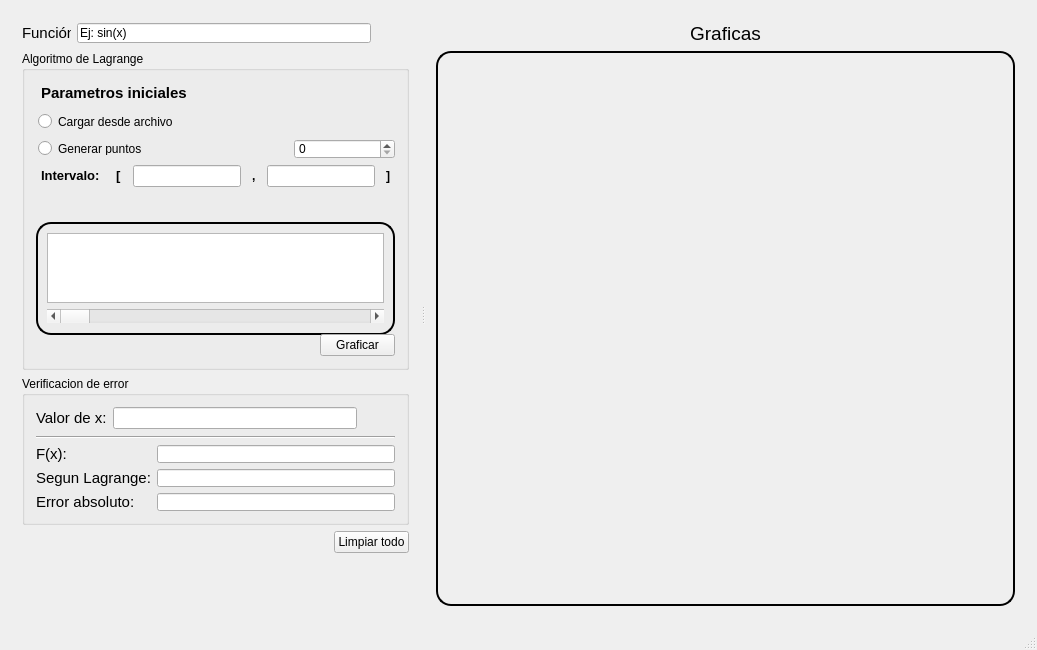
The window that AproximacionFunciones/interfaz.ui (dafer154/AproximacionFunciones) describes before a commit, drawn with Qt 5.
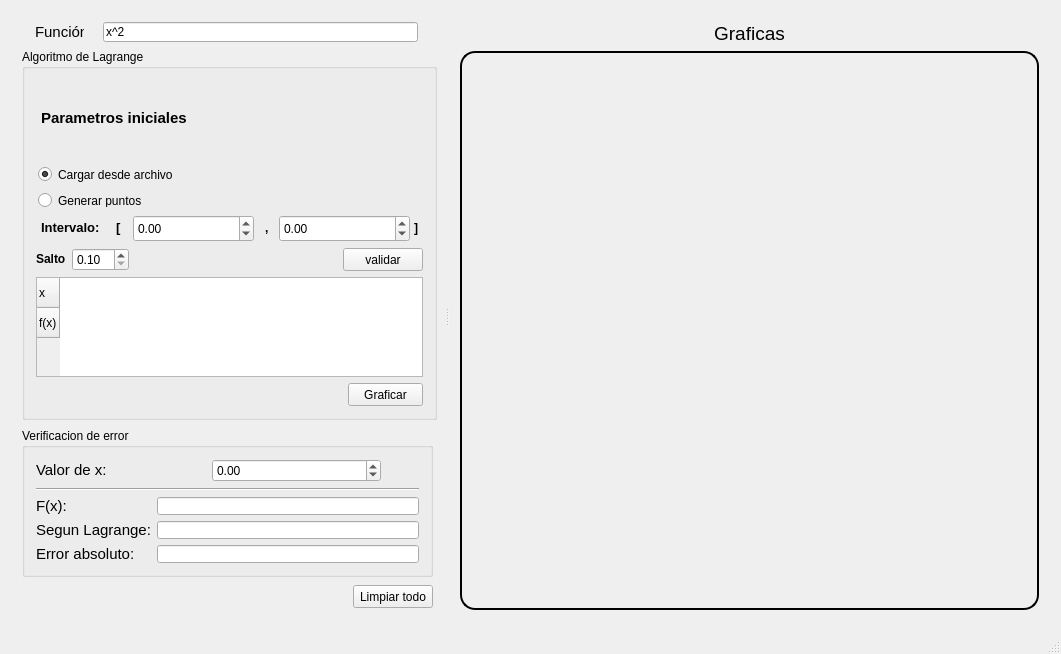
The same window after the commit. Icons and pictures are not drawn. Custom widgets are drawn as their Qt base class.

```diff
--- a/AproximacionFunciones/interfaz.ui
+++ b/AproximacionFunciones/interfaz.ui
@@ -27,13 +27,19 @@
        <number>5</number>
       </property>
       <widget class="QWidget" name="widget" native="true">
+       <property name="minimumSize">
+        <size>
+         <width>433</width>
+         <height>610</height>
+        </size>
+       </property>
        <property name="maximumSize">
         <size>
          <width>433</width>
          <height>612</height>
         </size>
        </property>
-       <layout class="QVBoxLayout" name="verticalLayout_7">
+       <layout class="QVBoxLayout" name="verticalLayout_5">
         <item>
          <layout class="QHBoxLayout" name="horizontalLayout_3">
           <item>
@@ -70,7 +76,7 @@
              </size>
             </property>
             <property name="text">
-             <string>Ej: sin(x)</string>
+             <string>x^2</string>
             </property>
             <property name="dragEnabled">
              <bool>false</bool>
@@ -80,63 +86,20 @@
             </property>
            </widget>
           </item>
-          <item>
-           <widget class="QPushButton" name="bt_validarFuncion">
-            <property name="minimumSize">
-             <size>
-              <width>32</width>
-              <height>23</height>
-             </size>
-            </property>
-            <property name="maximumSize">
-             <size>
-              <width>32</width>
-              <height>23</height>
-             </size>
-            </property>
-            <property name="cursor">
-             <cursorShape>PointingHandCursor</cursorShape>
-            </property>
-            <property name="text">
-             <string/>
-            </property>
-            <property name="icon">
-             <iconset resource="imagenes.qrc">
-              <normaloff>:/AproximacionFunciones/IconosInterfaz/validar.png</normaloff>
-              <selectedoff>:/AproximacionFunciones/IconosInterfaz/validar_deshabilitado.png</selectedoff>
-              <selectedon>:/AproximacionFunciones/IconosInterfaz/validar_deshabilitado.png</selectedon>:/AproximacionFunciones/IconosInterfaz/validar.png</iconset>
-            </property>
-            <property name="iconSize">
-             <size>
-              <width>20</width>
-              <height>20</height>
-             </size>
-            </property>
-            <property name="autoDefault">
-             <bool>false</bool>
-            </property>
-            <property name="default">
-             <bool>false</bool>
-            </property>
-            <property name="flat">
-             <bool>true</bool>
-            </property>
-           </widget>
-          </item>
          </layout>
         </item>
         <item>
          <widget class="QGroupBox" name="gBox_algoritmoLagrange">
           <property name="minimumSize">
            <size>
-            <width>327</width>
-            <height>319</height>
+            <width>415</width>
+            <height>371</height>
            </size>
           </property>
           <property name="maximumSize">
            <size>
-            <width>427</width>
-            <height>319</height>
+            <width>415</width>
+            <height>371</height>
            </size>
           </property>
           <property name="styleSheet">
@@ -145,7 +108,7 @@
           <property name="title">
            <string>Algoritmo de Lagrange</string>
           </property>
-          <layout class="QVBoxLayout" name="verticalLayout_5">
+          <layout class="QVBoxLayout" name="verticalLayout_6">
            <item>
             <widget class="QLabel" name="lb_tituloParametros">
              <property name="styleSheet">
@@ -172,6 +135,9 @@
                <property name="text">
                 <string>Cargar desde archivo</string>
                </property>
+               <property name="checked">
+                <bool>true</bool>
+               </property>
               </widget>
              </item>
              <item>
@@ -239,7 +205,7 @@
             </layout>
            </item>
            <item>
-            <layout class="QHBoxLayout" name="horizontalLayout_4">
+            <layout class="QHBoxLayout" name="horizontalLayout_10">
              <item>
               <widget class="QRadioButton" name="rB_generarPuntos">
                <property name="maximumSize">
@@ -259,19 +225,6 @@
                </property>
               </widget>
              </item>
-             <item>
-              <widget class="QSpinBox" name="sb_puntos">
-               <property name="maximumSize">
-                <size>
-                 <width>101</width>
-                 <height>20</height>
-                </size>
-               </property>
-               <property name="styleSheet">
-                <string notr="true"/>
-               </property>
-              </widget>
-             </item>
             </layout>
            </item>
            <item>
@@ -315,9 +268,24 @@
               </widget>
              </item>
              <item>
-              <widget class="QLineEdit" name="tb_intervarlo1">
-               <property name="styleSheet">
-                <string notr="true"/>
+              <widget class="QDoubleSpinBox" name="sb_intervalo1">
+               <property name="minimumSize">
+                <size>
+                 <width>121</width>
+                 <height>27</height>
+                </size>
+               </property>
+               <property name="maximumSize">
+                <size>
+                 <width>121</width>
+                 <height>27</height>
+                </size>
+               </property>
+               <property name="minimum">
+                <double>-1000.000000000000000</double>
+               </property>
+               <property name="maximum">
+                <double>1000.990000000000009</double>
                </property>
               </widget>
              </item>
@@ -347,9 +315,24 @@
               </widget>
              </item>
              <item>
-              <widget class="QLineEdit" name="tb_intervarlo2">
-               <property name="styleSheet">
-                <string notr="true"/>
+              <widget class="QDoubleSpinBox" name="sb_intervalo2">
+               <property name="minimumSize">
+                <size>
+                 <width>131</width>
+                 <height>27</height>
+                </size>
+               </property>
+               <property name="maximumSize">
+                <size>
+                 <width>131</width>
+                 <height>27</height>
+                </size>
+               </property>
+               <property name="minimum">
+                <double>-1000.000000000000000</double>
+               </property>
+               <property name="maximum">
+                <double>1000.990000000000009</double>
                </property>
               </widget>
              </item>
@@ -374,7 +357,52 @@
              </item>
             </layout>
            </item>
-           <item alignment="Qt::AlignRight">
+           <item>
+            <layout class="QHBoxLayout" name="horizontalLayout_9">
+             <item>
+              <layout class="QHBoxLayout" name="horizontalLayout_4">
+               <item>
+                <widget class="QLabel" name="label">
+                 <property name="maximumSize">
+                  <size>
+                   <width>54</width>
+                   <height>27</height>
+                  </size>
+                 </property>
+                 <property name="text">
+                  <string>&lt;html&gt;&lt;head/&gt;&lt;body&gt;&lt;p&gt;&lt;span style=&quot; font-weight:600;&quot;&gt;Salto&lt;/span&gt;&lt;/p&gt;&lt;/body&gt;&lt;/html&gt;</string>
+                 </property>
+                </widget>
+               </item>
+               <item>
+                <widget class="QDoubleSpinBox" name="sb_salto">
+                 <property name="minimum">
+                  <double>0.100000000000000</double>
+                 </property>
+                 <property name="singleStep">
+                  <double>0.100000000000000</double>
+                 </property>
+                 <property name="value">
+                  <double>0.100000000000000</double>
+                 </property>
+                </widget>
+               </item>
+              </layout>
+             </item>
+             <item>
+              <spacer name="horizontalSpacer_2">
+               <property name="orientation">
+                <enum>Qt::Horizontal</enum>
+               </property>
+               <property name="sizeHint" stdset="0">
+                <size>
+                 <width>40</width>
+                 <height>20</height>
+                </size>
+               </property>
+              </spacer>
+             </item>
+             <item>
             <widget class="QPushButton" name="bt_validarParametros">
              <property name="minimumSize">
               <size>
@@ -382,17 +410,11 @@
                <height>23</height>
               </size>
              </property>
-             <property name="maximumSize">
-              <size>
-               <width>32</width>
-               <height>23</height>
-              </size>
-             </property>
              <property name="cursor">
               <cursorShape>PointingHandCursor</cursorShape>
              </property>
              <property name="text">
-              <string/>
+                <string>validar</string>
              </property>
              <property name="icon">
               <iconset resource="imagenes.qrc">
@@ -406,28 +428,12 @@
               </size>
              </property>
              <property name="flat">
-              <bool>true</bool>
+                <bool>false</bool>
              </property>
             </widget>
            </item>
-           <item>
-            <widget class="QWidget" name="wid_cont_tablaScroll" native="true">
-             <property name="minimumSize">
-              <size>
-               <width>295</width>
-               <height>113</height>
-              </size>
-             </property>
-             <property name="styleSheet">
-              <string notr="true">QWidget#wid_cont_tablaScroll
-{
-  border: 2px solid green;
-
-border-radius: 15px;
-border-color: rgb(0, 0, 0);
-}</string>
-             </property>
-             <layout class="QVBoxLayout" name="verticalLayout_8">
+            </layout>
+           </item>
               <item>
                <layout class="QVBoxLayout" name="verticalLayout_4">
                 <item>
@@ -440,28 +446,29 @@
                   </property>
                   <property name="maximumSize">
                    <size>
-                    <width>16777215</width>
-                    <height>70</height>
-                   </size>
-                  </property>
-                  <property name="styleSheet">
-                   <string notr="true"/>
-                  </property>
-                 </widget>
-                </item>
-                <item>
-                 <widget class="QScrollBar" name="sc_scrolldeTabla">
-                  <property name="styleSheet">
-                   <string notr="true"/>
-                  </property>
-                  <property name="orientation">
-                   <enum>Qt::Horizontal</enum>
-                  </property>
-                 </widget>
-                </item>
-               </layout>
-              </item>
-             </layout>
+                 <width>389</width>
+                 <height>100</height>
+                </size>
+               </property>
+               <property name="autoScrollMargin">
+                <number>5</number>
+               </property>
+               <property name="editTriggers">
+                <set>QAbstractItemView::NoEditTriggers</set>
+               </property>
+               <property name="alternatingRowColors">
+                <bool>true</bool>
+               </property>
+               <row>
+                <property name="text">
+                 <string>x</string>
+                </property>
+               </row>
+               <row>
+                <property name="text">
+                 <string>f(x)</string>
+                </property>
+               </row>
             </widget>
            </item>
            <item alignment="Qt::AlignRight">
@@ -490,6 +497,8 @@
             </widget>
            </item>
           </layout>
+           </item>
+          </layout>
          </widget>
         </item>
         <item>
@@ -529,18 +538,15 @@
                 </widget>
                </item>
                <item>
-                <widget class="QLineEdit" name="tb_valordeX">
-                 <property name="styleSheet">
-                  <string notr="true"/>
+                <widget class="QDoubleSpinBox" name="sb_valorX">
+                 <property name="minimum">
+                  <double>-1000.000000000000000</double>
                  </property>
-                 <property name="text">
-                  <string/>
+                 <property name="maximum">
+                  <double>1001.990000000000009</double>
                  </property>
-                 <property name="dragEnabled">
-                  <bool>false</bool>
-                 </property>
-                 <property name="readOnly">
-                  <bool>false</bool>
+                 <property name="singleStep">
+                  <double>0.100000000000000</double>
                  </property>
                 </widget>
                </item>
@@ -689,7 +695,7 @@
            <widget class="QPushButton" name="bt_limpiarTodo">
             <property name="maximumSize">
              <size>
-              <width>75</width>
+              <width>100</width>
               <height>23</height>
              </size>
             </property>
@@ -706,19 +712,6 @@
           </item>
          </layout>
         </item>
-        <item>
-         <spacer name="verticalSpacer">
-          <property name="orientation">
-           <enum>Qt::Vertical</enum>
-          </property>
-          <property name="sizeHint" stdset="0">
-           <size>
-            <width>20</width>
-            <height>40</height>
-           </size>
-          </property>
-         </spacer>
-        </item>
        </layout>
       </widget>
       <widget class="QWidget" name="layoutWidget">
@@ -764,6 +757,14 @@
   <widget class="QStatusBar" name="statusBar"/>
  </widget>
  <layoutdefault spacing="6" margin="11"/>
+ <customwidgets>
+  <customwidget>
+   <class>QCustomPlot</class>
+   <extends>QWidget</extends>
+   <header>qcustomplot.h</header>
+   <container>1</container>
+  </customwidget>
+ </customwidgets>
  <resources>
   <include location="imagenes.qrc"/>
  </resources>
```
Left out of the diff: 4 changed lines with no effect on the pictures. Lines whose indentation alone changed are shown as unchanged.
